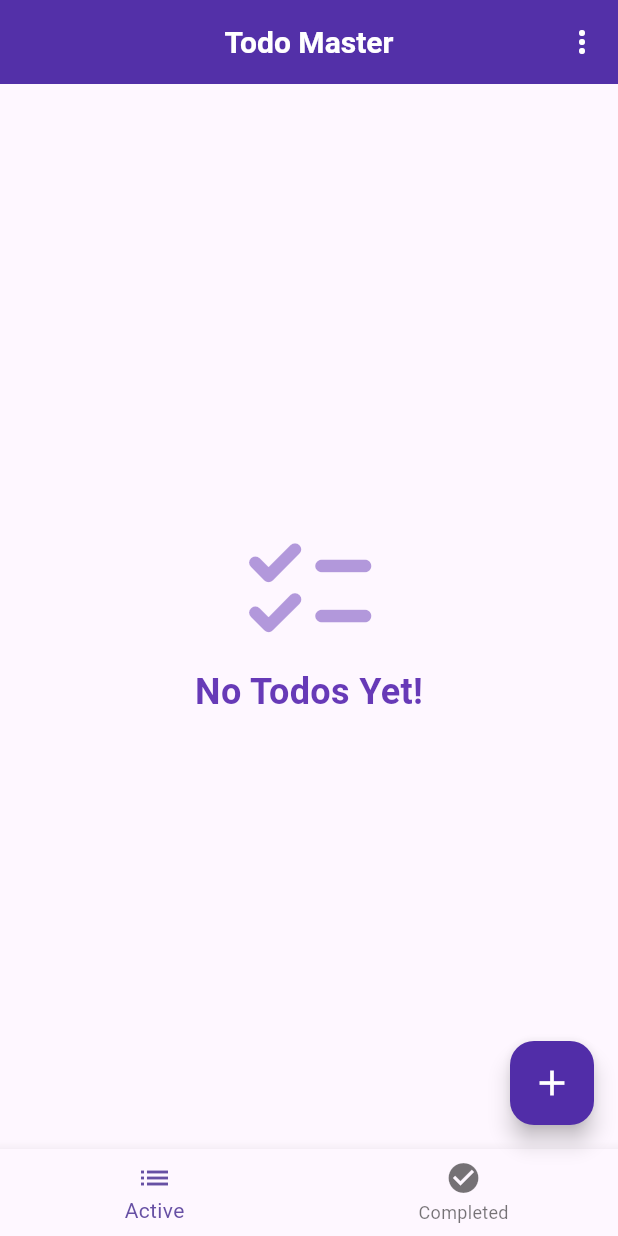
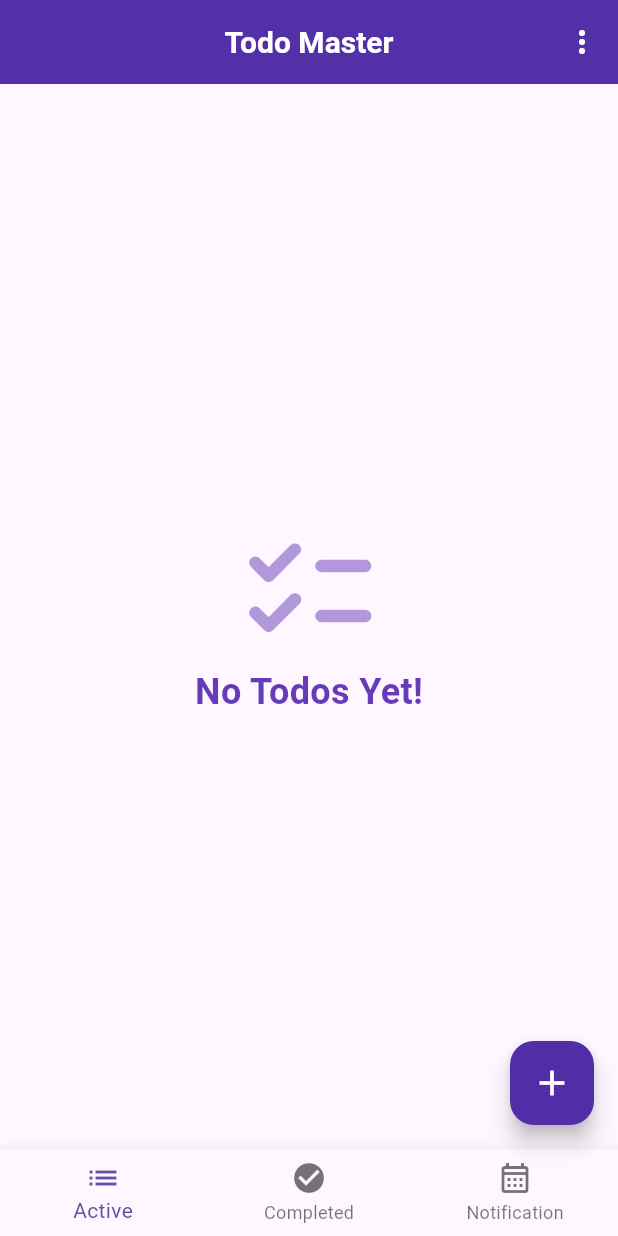
Before and after one commit to Julimorg/TODO---APP, a Flutter app: the screen it shows after launch, on a phone screen of 412 x 824 dp. Run offline on Flutter 3.47's test engine with Material 3 defaults, Android fonts, the phone set to English and light mode, and no system bars; drawn by our look-alikes of flutter_animate; our stand-ins replace fluttertoast, hive, hive_flutter, package_info_plus, shared_preferences; accounts and stored records are empty; Roboto replaces fonts that are missing (Montserrat).

```diff
--- a/lib/screens/home_screen.dart
+++ b/lib/screens/home_screen.dart
@@ -1,6 +1,7 @@
 import 'package:flutter/material.dart';
 import 'package:provider/provider.dart';
 import 'package:todo_internship/screens/about_screen.dart';
+import 'package:todo_internship/screens/notification.dart';
 import 'package:todo_internship/screens/settings_screen.dart';
 import '../providers/todo_provider.dart';
 import '../widgets/animated_fab.dart';
@@ -143,6 +144,8 @@ class _HomeScreenState extends State<HomeScreen> {
         return TodoListWidget(todos: todoProvider.incompleteTodos);
       case 1:
         return TodoListWidget(todos: todoProvider.completedTodos);
+      case 2:
+        return const NotificationPage();
       default:
         return TodoListWidget(todos: todoProvider.todos);
     }
@@ -166,6 +169,10 @@ class _HomeScreenState extends State<HomeScreen> {
           icon: Icon(Icons.check_circle),
           label: 'Completed',
         ),
+        BottomNavigationBarItem(
+          icon: Icon(Icons.calendar_month_outlined),
+          label: 'Notification',
+        ),
       ],
     );
   }
--- a/lib/widgets/todo_list_widget.dart
+++ b/lib/widgets/todo_list_widget.dart
@@ -39,7 +39,7 @@ class TodoListWidget extends StatelessWidget {
         ),
       );
     }
-
+    //? Chỉnh ListView và GridView tại đây
     return ListView.builder(
       itemCount: todos.length,
       itemBuilder: (context, index) {
```
Also changed, not shown: lib/screens/notification.dart (added, +17 -0 lines).
